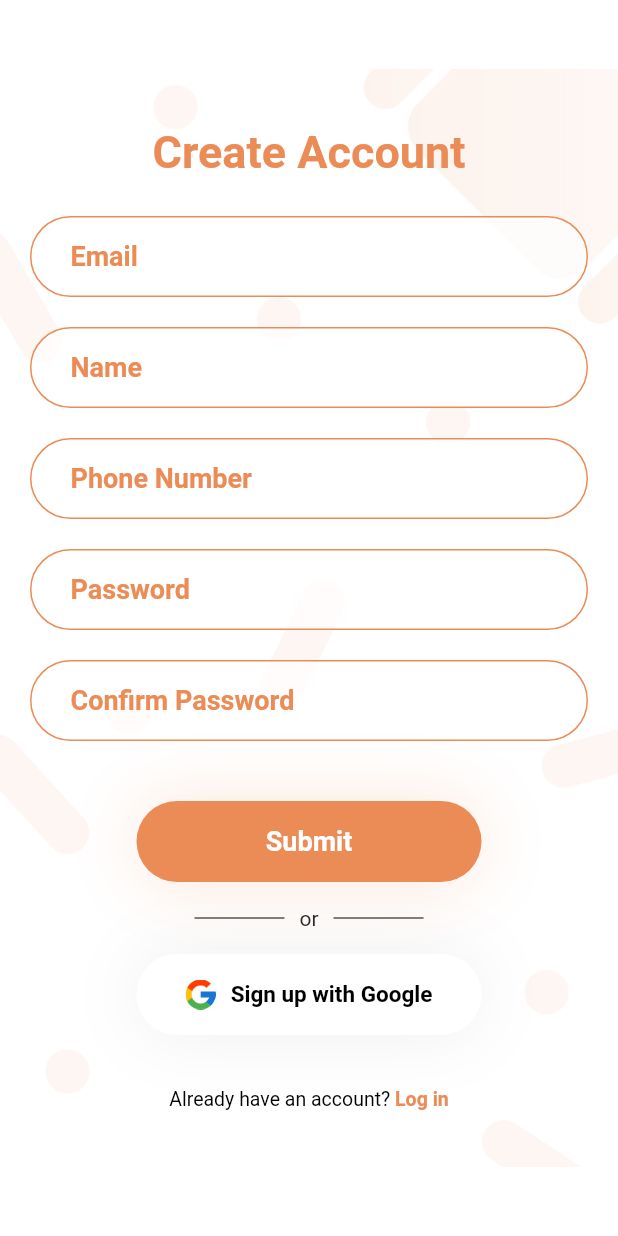
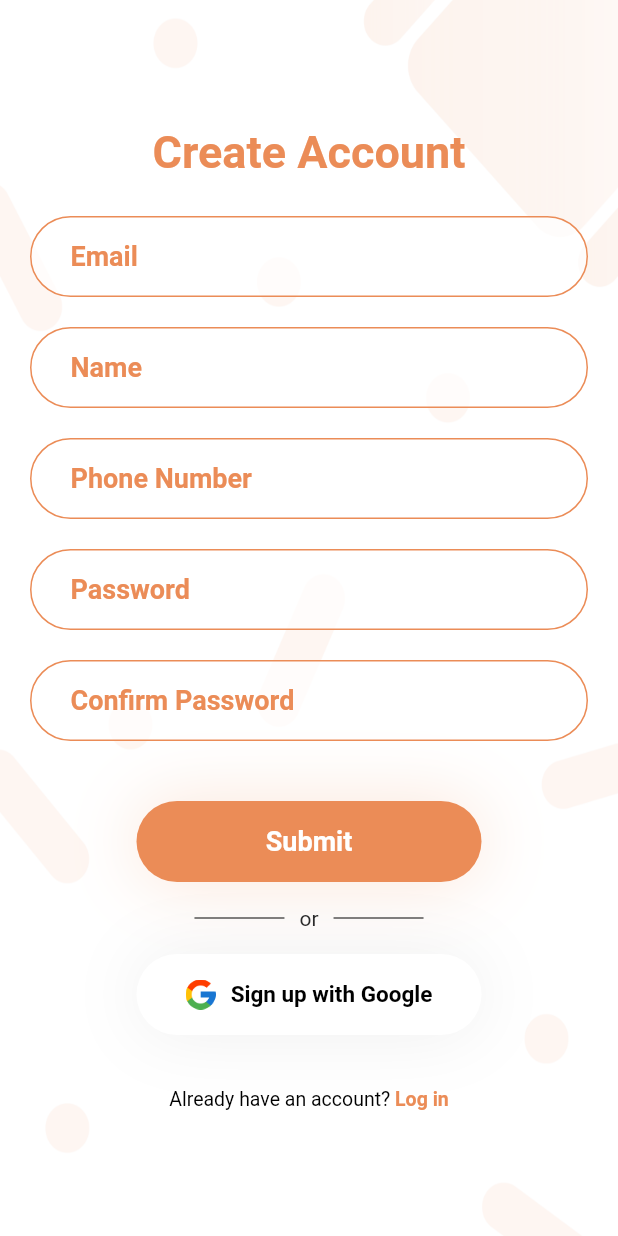
Before and after one commit to IvanTanaka/Flutter-Mobile-Booking_System, a Flutter app: the RegisterView screen opened by its route, on a phone screen of 412 x 824 dp. Run offline on Flutter 3.47's test engine with Material 2 defaults, Android fonts, the light colour scheme and no system bars; our stand-ins replace connectivity, dio, flutter_datetime_picker, flutter_masked_text, flutter_money_formatter, font_awesome_flutter and 4 more; missing offline and left inert: catcher, clipboard_manager, extended_text; accounts and stored records are empty; network calls fail.

Commit message:
fix login and register

```diff
--- a/lib/ui/views/registration/login_view.dart
+++ b/lib/ui/views/registration/login_view.dart
@@ -49,6 +49,9 @@ class _LoginViewState extends State<LoginView> {
         ),
         Container(
           alignment: Alignment.center,
+          child: SingleChildScrollView(
+            child: Form(
+              key: _formKey,
               child: Column(
                 mainAxisAlignment: MainAxisAlignment.center,
                 children: <Widget>[
@@ -82,6 +85,8 @@ class _LoginViewState extends State<LoginView> {
                     margin: EdgeInsets.only(top: 90),
                   )
                 ],
+              ),
+            ),
           ),
         ),
       ],
--- a/lib/ui/views/registration/register_view.dart
+++ b/lib/ui/views/registration/register_view.dart
@@ -35,7 +35,8 @@ class _RegisterViewState extends State<RegisterView> {
         Container(
           width: double.infinity,
           height: double.infinity,
-          child: Image.asset("assets/images/background_registration.png"),
+          child: Image.asset("assets/images/background_registration.png",
+            fit: BoxFit.fill,),
         ),
         Container(
           alignment: Alignment.center,
```
Lines whose indentation alone changed are shown as unchanged.
